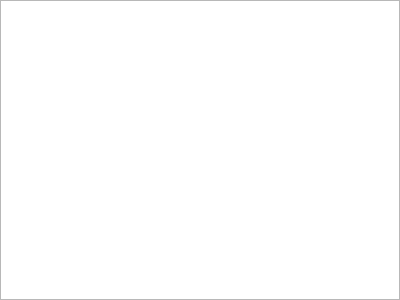
Above: mqt/MqtLogger/dxccframe.ui from Rsclub22/Minos2-Mirror before the change. Below: the same form after it.
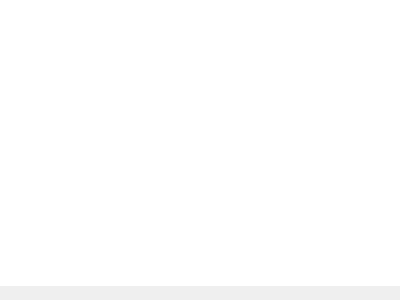
That is the form after the change.

Commit message: Sort country synonyms; show continents on DXCC; take frames off

```diff
--- a/mqt/MqtLogger/dxccframe.ui
+++ b/mqt/MqtLogger/dxccframe.ui
@@ -40,6 +40,12 @@
      <property name="focusPolicy">
       <enum>Qt::ClickFocus</enum>
      </property>
+     <property name="frameShape">
+      <enum>QFrame::NoFrame</enum>
+     </property>
+     <property name="frameShadow">
+      <enum>QFrame::Plain</enum>
+     </property>
      <property name="editTriggers">
       <set>QAbstractItemView::NoEditTriggers</set>
      </property>
@@ -72,6 +78,13 @@
      </attribute>
     </widget>
    </item>
+   <item>
+    <widget class="QLabel" name="continentsLabel">
+     <property name="text">
+      <string/>
+     </property>
+    </widget>
+   </item>
   </layout>
  </widget>
  <resources/>
```
The commit also changes 4 other files.
